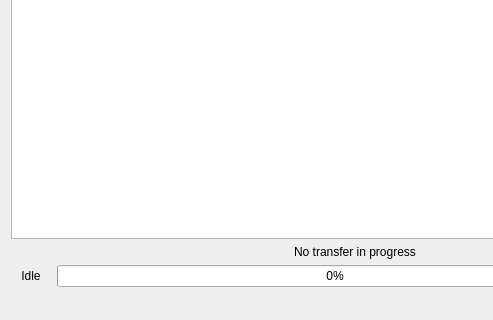
Qt form BootloaderGui/mainwindow.ui (fpoussin/ChibiOS-Bootloader) before a commit; both pictures show x 0 to 493 and y 169 to 489 of the 710 by 489 pixel window.
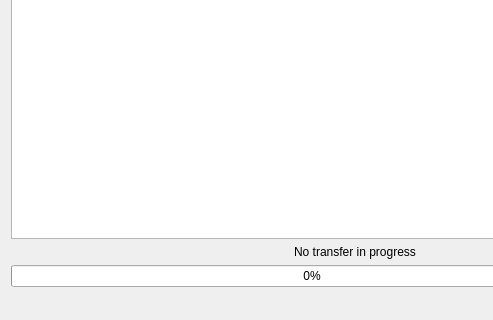
The same form after that commit. Icons and pictures are not drawn.

```diff
--- a/BootloaderGui/mainwindow.ui
+++ b/BootloaderGui/mainwindow.ui
@@ -189,25 +189,6 @@
     </item>
     <item>
      <layout class="QHBoxLayout" name="horizontalLayout_4">
-      <item>
-       <widget class="QLabel" name="l_status">
-        <property name="minimumSize">
-         <size>
-          <width>40</width>
-          <height>0</height>
-         </size>
-        </property>
-        <property name="text">
-         <string>Idle</string>
-        </property>
-        <property name="alignment">
-         <set>Qt::AlignCenter</set>
-        </property>
-        <property name="textInteractionFlags">
-         <set>Qt::NoTextInteraction</set>
-        </property>
-       </widget>
-      </item>
       <item>
        <widget class="QProgressBar" name="pgb_transfer">
         <property name="value">
```
